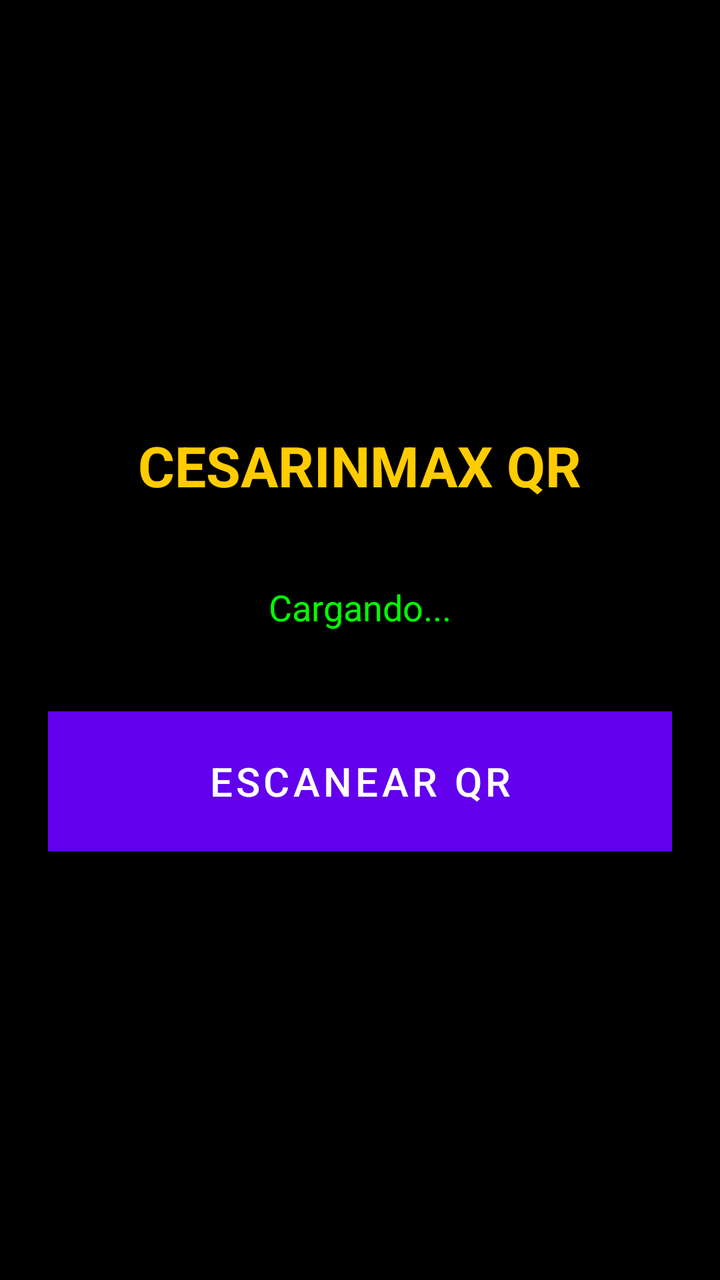
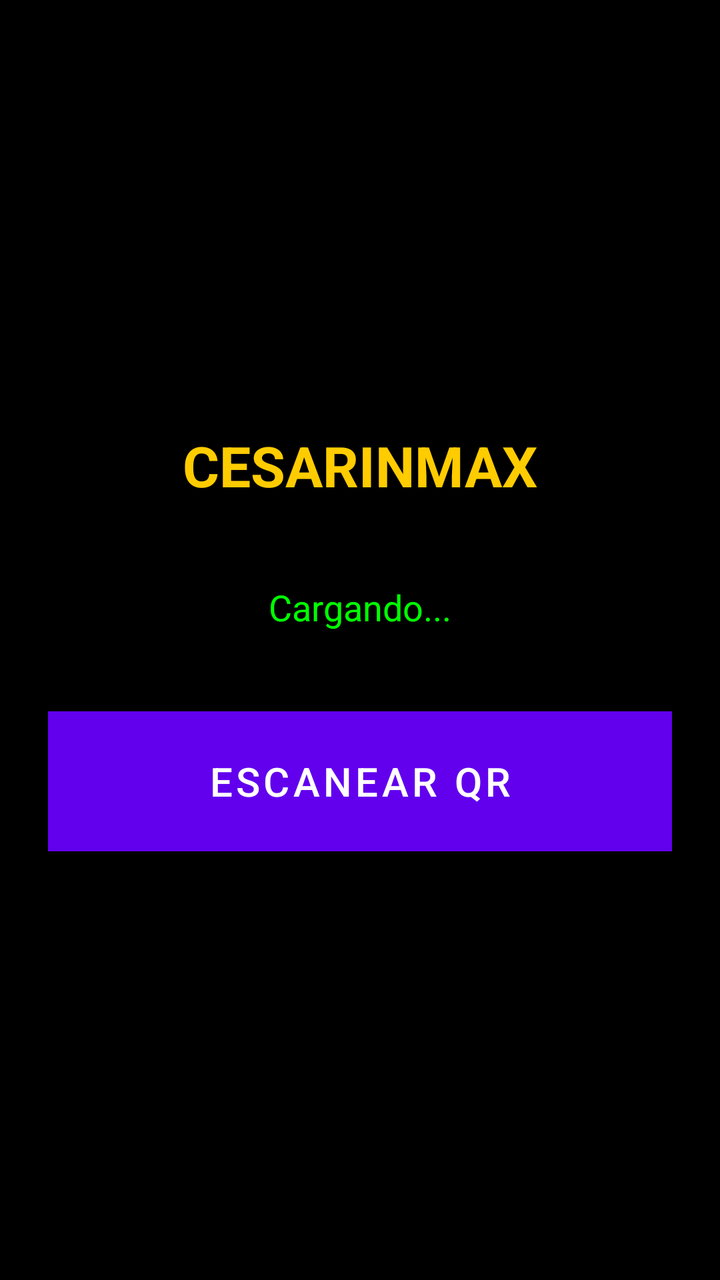

Screens rendered from an Android XML layout before and after an edit, with the pre-edit source and the edit as a unified diff.
<!-- AndroidManifest.xml: fallback theme Theme.MaterialComponents.DayNight.NoActionBar -->
<!-- res/layout/activity_main.xml -->
<?xml version="1.0" encoding="utf-8"?>
<LinearLayout xmlns:android="http://schemas.android.com/apk/res/android"
    android:layout_width="match_parent"
    android:layout_height="match_parent"
    android:background="#000000"
    android:orientation="vertical"
    android:gravity="center"
    android:padding="24dp">

    <TextView
        android:layout_width="wrap_content"
        android:layout_height="wrap_content"
        android:text="CESARINMAX QR"
        android:textColor="#FFCC00"
        android:textSize="28sp"
        android:textStyle="bold"
        android:layout_marginBottom="40dp"/>

    <TextView
        android:id="@+id/tvEstado"
        android:layout_width="wrap_content"
        android:layout_height="wrap_content"
        android:text="Cargando..."
        android:textColor="#00FF00"
        android:textSize="18sp"
        android:layout_marginBottom="40dp"/>

    <Button
        android:id="@+id/btnEscanear"
        android:layout_width="match_parent"
        android:layout_height="70dp"
        android:text="ESCANEAR QR"
        android:background="#D32F2F"
        android:textColor="#FFFFFF"
        android:textSize="20sp"/>

</LinearLayout>
<!-- resources referenced by this layout -->
<resources>

</resources>

<!-- the commit's change to res/layout/activity_main.xml (unified diff, before → after) -->
@@ -2,7 +2,7 @@
 <LinearLayout xmlns:android="http://schemas.android.com/apk/res/android"
     android:layout_width="match_parent"
     android:layout_height="match_parent"
-    android:background="#000000"
+    android:background="#000"
     android:orientation="vertical"
     android:gravity="center"
     android:padding="24dp">
@@ -10,7 +10,7 @@
     <TextView
         android:layout_width="wrap_content"
         android:layout_height="wrap_content"
-        android:text="CESARINMAX QR"
+        android:text="CESARINMAX"
         android:textColor="#FFCC00"
         android:textSize="28sp"
         android:textStyle="bold"
@@ -21,7 +21,7 @@
         android:layout_width="wrap_content"
         android:layout_height="wrap_content"
         android:text="Cargando..."
-        android:textColor="#00FF00"
+        android:textColor="#0F0"
         android:textSize="18sp"
         android:layout_marginBottom="40dp"/>
 
@@ -31,7 +31,7 @@
         android:layout_height="70dp"
         android:text="ESCANEAR QR"
         android:background="#D32F2F"
-        android:textColor="#FFFFFF"
+        android:textColor="#FFF"
         android:textSize="20sp"/>
 
 </LinearLayout>
